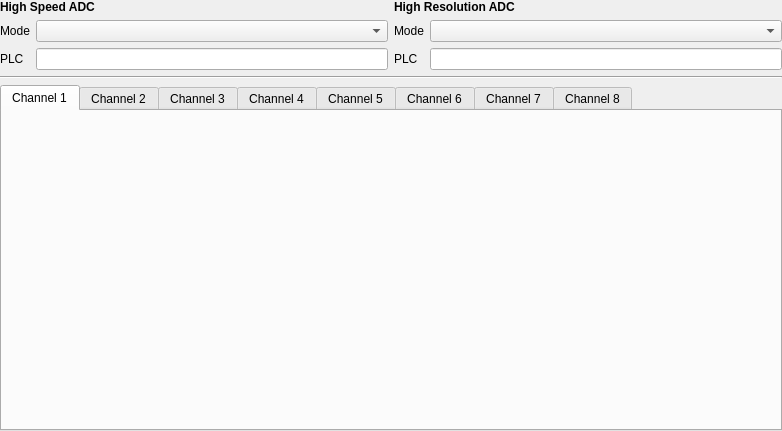
This is devices/devices_drivers/keysight_e5270b/keysight_e5270b_config.ui in FAU-LAP/NOMAD-CAMELS as Qt 5 draws it before an edit. The edited form follows.
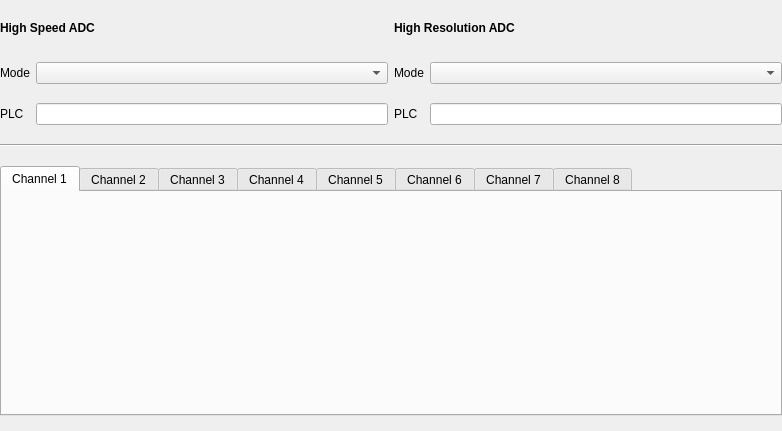
This is the edited form.

Diff of the .ui file:
```diff
--- a/devices/devices_drivers/keysight_e5270b/keysight_e5270b_config.ui
+++ b/devices/devices_drivers/keysight_e5270b/keysight_e5270b_config.ui
@@ -28,6 +28,12 @@
    </property>
    <item row="1" column="2" colspan="2">
     <widget class="QLabel" name="label_10">
+     <property name="maximumSize">
+      <size>
+       <width>16777215</width>
+       <height>30</height>
+      </size>
+     </property>
      <property name="font">
       <font>
        <pointsize>9</pointsize>
@@ -82,6 +88,12 @@
    </item>
    <item row="1" column="0" colspan="2">
     <widget class="QLabel" name="label_9">
+     <property name="maximumSize">
+      <size>
+       <width>16777215</width>
+       <height>30</height>
+      </size>
+     </property>
      <property name="font">
       <font>
        <pointsize>9</pointsize>
@@ -103,6 +115,12 @@
    </item>
    <item row="5" column="0" colspan="4">
     <widget class="QTabWidget" name="tabWidget">
+     <property name="maximumSize">
+      <size>
+       <width>16777215</width>
+       <height>250</height>
+      </size>
+     </property>
      <property name="currentIndex">
       <number>0</number>
      </property>
```
